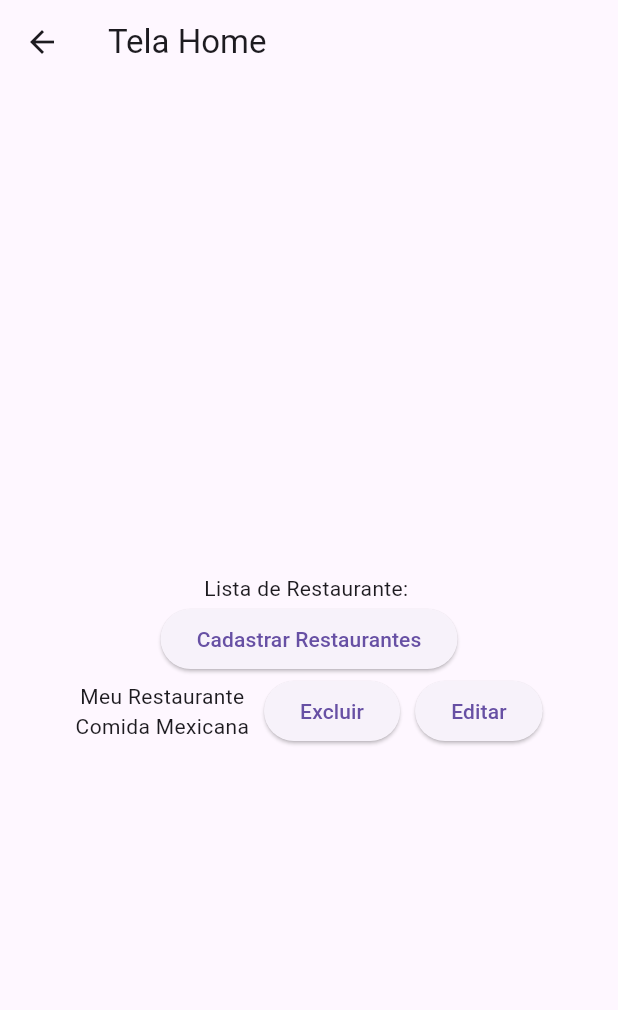
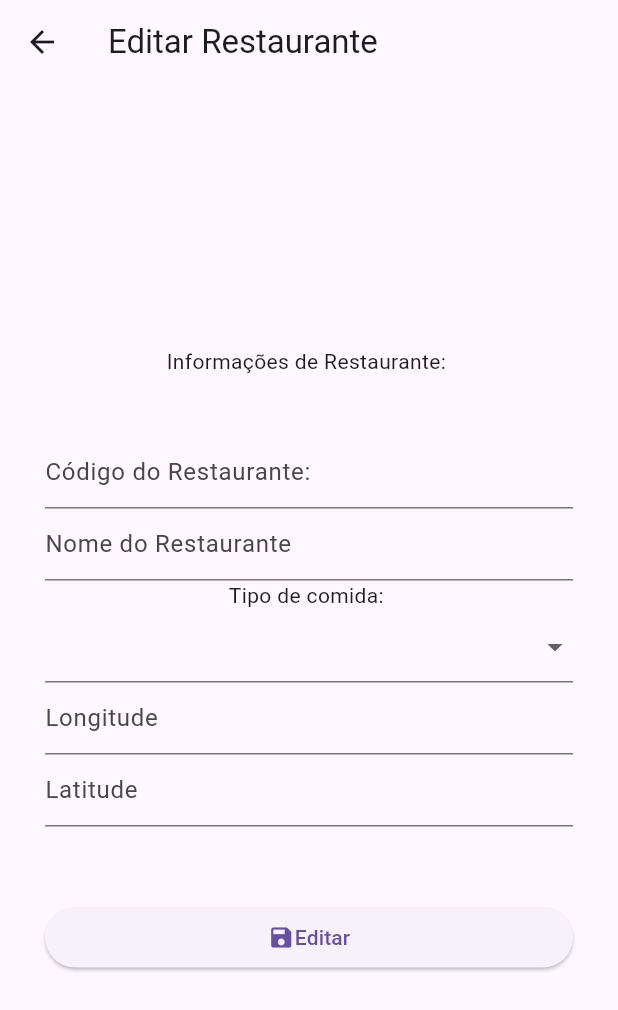
Before and after one commit to SamanthaAntunes/mimpedir, a Flutter app: the TelaHome screen opened directly, after a tap on "Editar", on a phone screen of 412 x 824 dp. Shown: the top 1010 px of the screen. Run offline on Flutter 3.47's test engine with Material 3 defaults, Android fonts, the phone set to English and light mode, and no system bars; our stand-ins replace sqflite; accounts and stored records are empty.

Commit message:
complementando tela home e criando tela de editar restaurante

```diff
--- /dev/null
+++ b/lib/Tela_edi_restaurante.dart
@@ -0,0 +1,55 @@
+import 'package:flutter/material.dart';
+
+class TelaEdiRestaurante extends StatelessWidget{
+  TelaEdiRestaurante({super.key});
+
+  @override
+  Widget build(BuildContext context) {
+    return Scaffold(
+      appBar: AppBar(title: const Text("Editar Restaurante")),
+      body: Padding(padding: const EdgeInsets.all(30),
+        child: Column(
+          mainAxisAlignment: MainAxisAlignment.center,
+          children: [
+            Text("Informações de Restaurante: "),
+            SizedBox(height: 40),
+            TextFormField(
+                decoration: const InputDecoration(hintText: 'Código do Restaurante: '),
+                validator: (String? value) {},
+            ),
+            TextFormField(
+              decoration: const InputDecoration(hintText: 'Nome do Restaurante'),
+              validator: (String? value) {},
+            ),
+            Text("Tipo de comida: "),
+            DropdownButtonFormField(
+               items: [
+                 DropdownMenuItem(value: "Japonesa", child: Text("Japonesa")),
+                 DropdownMenuItem(value: "Italiana", child: Text("Italiana")),
+                 DropdownMenuItem(value: "Brasileira", child: Text("Brasileira")),
+               ],
+               onChanged: (value){}),
+            TextFormField(
+              decoration: const InputDecoration(hintText: 'Longitude'),
+              validator: (String? value) {},
+            ),
+            TextFormField(
+                 decoration: const InputDecoration(hintText: 'Latitude'),
+                 validator: (String? value) {},
+           ),
+
+           SizedBox(height: 50),
+           ElevatedButton(onPressed: (){}, child: Row(
+           mainAxisAlignment: MainAxisAlignment.center,
+           children: [
+             Icon(Icons.save),
+             Text("Editar")
+          ],
+        ),
+      ),
+      ],
+     ),
+    ),
+    );
+  }
+}
--- a/lib/tela_cad_restaurante.dart
+++ b/lib/tela_cad_restaurante.dart
@@ -1,4 +1,5 @@
 import 'package:flutter/material.dart';
+
 
 class TelaCadRestaurante extends StatelessWidget{
   TelaCadRestaurante({super.key});
@@ -40,7 +41,8 @@ class TelaCadRestaurante extends StatelessWidget{
                 Icon(Icons.save),
                 Text("Cadastrar")
               ],
-            ))
+            ),
+            ),
           ],
         ),
       ),
--- a/lib/tela_home.dart
+++ b/lib/tela_home.dart
@@ -1,5 +1,6 @@
 import 'package:flutter/material.dart';
 import 'package:mimpedir/tela_cad_restaurante.dart';
+import 'package:mimpedir/Tela_edi_restaurante.dart';
 
 class TelaHome extends StatelessWidget{
   TelaHome({super.key});
@@ -16,6 +17,7 @@ class TelaHome extends StatelessWidget{
           ElevatedButton(onPressed: (){
             Navigator.push(context, MaterialPageRoute(builder: (context) => TelaCadRestaurante()));
           }, child: Text("Cadastrar Restaurantes")),
+
           Row(
             mainAxisAlignment: MainAxisAlignment.center,
             children:
@@ -29,7 +31,9 @@ class TelaHome extends StatelessWidget{
               SizedBox(width: 10),
               ElevatedButton(onPressed: (){}, child: Text("Excluir")),
               SizedBox(width: 10),
-              ElevatedButton(onPressed: (){}, child: Text("Editar")),
+              ElevatedButton(onPressed: (){
+                Navigator.push(context, MaterialPageRoute(builder: (context) => TelaEdiRestaurante()));
+              }, child: Text("Editar")),
            ],
           ),
         ],
--- a/lib/tela_login.dart
+++ b/lib/tela_login.dart
@@ -1,6 +1,8 @@
 import 'package:flutter/material.dart';
 import 'usuario.dart';
 import 'tela_home.dart';
+import 'Tela_edi_restaurante.dart';
+import 'tela_cad_restaurante.dart';
 import 'banco/usuario_dao.dart';
 
 class TelaLogin extends StatelessWidget{
```
Lines whose indentation alone changed are shown as unchanged.
